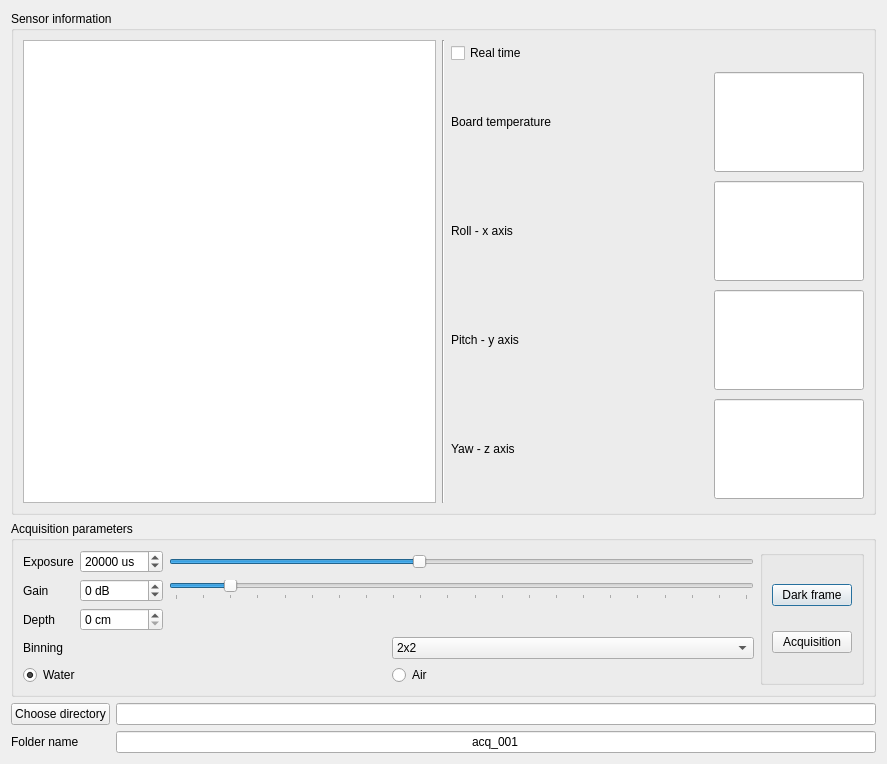
RaphaelLarouche/radiance_endoscope_v3, file spectral_radiance.ui: the form before one commit.
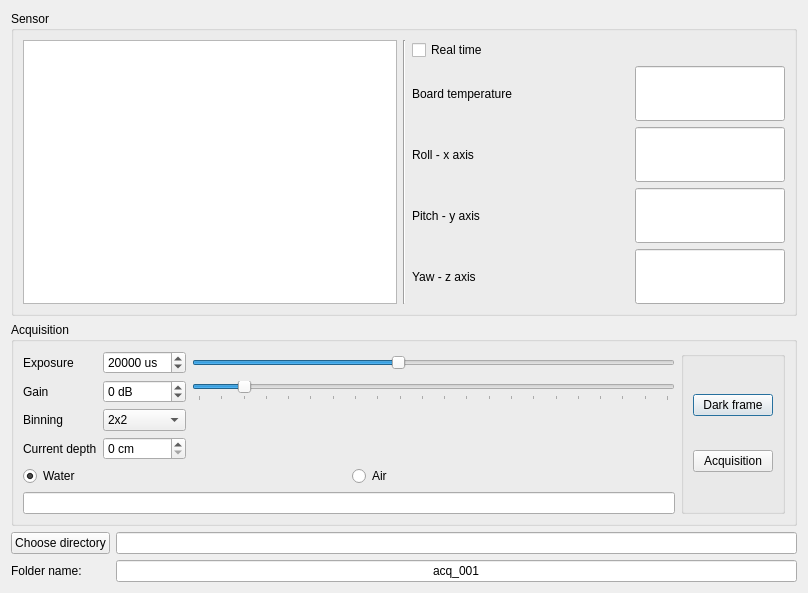
The form after the commit. Custom widgets are drawn as their Qt base class.

Commit message: Error log edith line added.

```diff
--- a/spectral_radiance.ui
+++ b/spectral_radiance.ui
@@ -6,10 +6,16 @@
    <rect>
     <x>0</x>
     <y>0</y>
-    <width>887</width>
-    <height>764</height>
+    <width>808</width>
+    <height>593</height>
    </rect>
   </property>
+  <property name="maximumSize">
+   <size>
+    <width>16777215</width>
+    <height>900</height>
+   </size>
+  </property>
   <property name="windowTitle">
    <string>Spectral radiance</string>
   </property>
@@ -23,15 +29,15 @@
          <item>
           <widget class="QGroupBox" name="sensorInfo">
            <property name="title">
-            <string>Sensor information</string>
+            <string>Sensor </string>
            </property>
            <layout class="QHBoxLayout" name="horizontalLayout_5">
             <item>
              <widget class="PlotWidget" name="visualisationWindow">
               <property name="minimumSize">
                <size>
-                <width>400</width>
-                <height>200</height>
+                <width>200</width>
+                <height>50</height>
                </size>
               </property>
              </widget>
@@ -93,7 +99,7 @@
                 </property>
                 <property name="font">
                  <font>
-                  <pointsize>16</pointsize>
+                  <pointsize>14</pointsize>
                  </font>
                 </property>
                 <property name="alignment">
@@ -114,7 +120,7 @@
                 </property>
                 <property name="font">
                  <font>
-                  <pointsize>16</pointsize>
+                  <pointsize>14</pointsize>
                  </font>
                 </property>
                 <property name="alignment">
@@ -135,7 +141,7 @@
                 </property>
                 <property name="font">
                  <font>
-                  <pointsize>16</pointsize>
+                  <pointsize>14</pointsize>
                  </font>
                 </property>
                 <property name="alignment">
@@ -162,7 +168,7 @@
                 </property>
                 <property name="font">
                  <font>
-                  <pointsize>16</pointsize>
+                  <pointsize>14</pointsize>
                  </font>
                 </property>
                 <property name="alignment">
@@ -183,7 +189,7 @@
        <item>
         <widget class="QGroupBox" name="acParameters">
          <property name="title">
-          <string>Acquisition parameters</string>
+          <string>Acquisition </string>
          </property>
          <property name="flat">
           <bool>false</bool>
@@ -270,7 +276,7 @@
               <item row="3" column="0">
                <widget class="QLabel" name="depthlabel">
                 <property name="text">
-                 <string>Depth</string>
+                 <string>Current depth</string>
                 </property>
                </widget>
               </item>
@@ -309,18 +315,14 @@
                 </property>
                </widget>
               </item>
-             </layout>
-            </item>
-            <item>
-             <layout class="QHBoxLayout" name="horizontalLayout_2">
-              <item>
+              <item row="2" column="0">
                <widget class="QLabel" name="binlabel">
                 <property name="text">
                  <string>Binning</string>
                 </property>
                </widget>
               </item>
-              <item>
+              <item row="2" column="1">
                <widget class="QComboBox" name="binComboBox">
                 <property name="acceptDrops">
                  <bool>false</bool>
@@ -370,6 +372,9 @@
               </item>
              </layout>
             </item>
+            <item>
+             <widget class="QLineEdit" name="errorlog"/>
+            </item>
            </layout>
           </item>
           <item>
@@ -431,7 +436,7 @@
        <item row="1" column="1">
         <widget class="QLabel" name="labelfname">
          <property name="text">
-          <string>Folder name</string>
+          <string>Folder name:</string>
          </property>
         </widget>
        </item>
```
Left out of the diff: 3 changed lines with no effect on the pictures. The commit also changes 3 other files.
